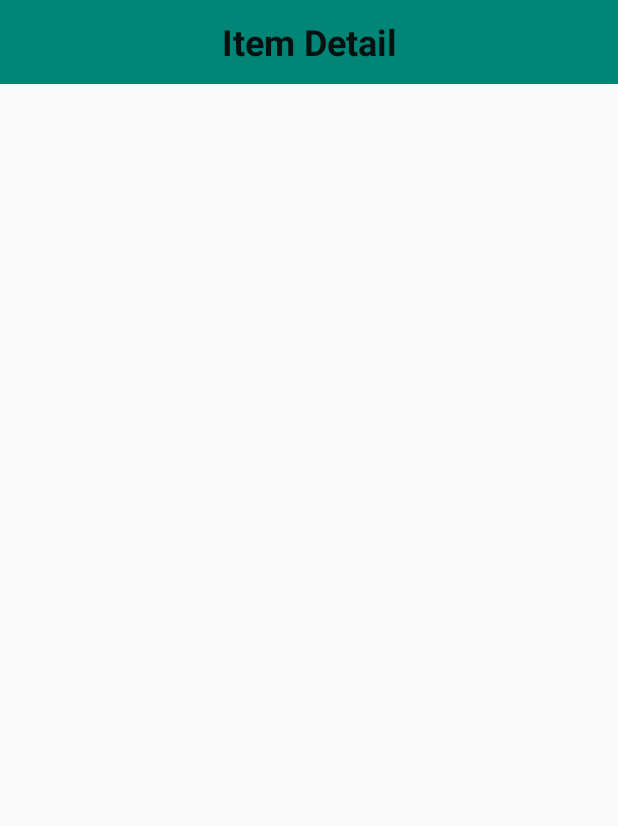
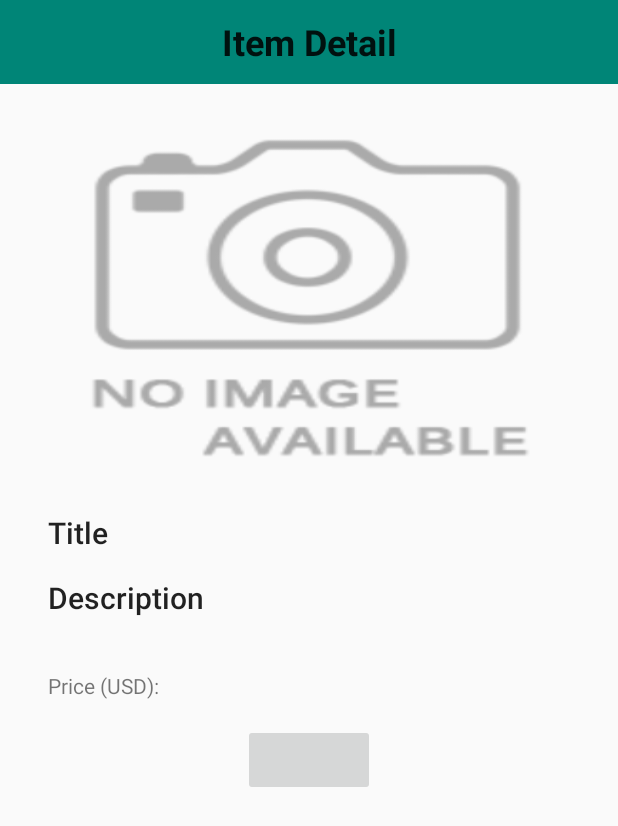
Before and after one commit to btandjaja/CapstoneProject, an Android app: the layout activity_item_detail.xml on its own in the app's theme, with its tools: preview values and no code run, on a phone screen of 412 x 824 dp. Shown: the top 826 px of the screen. Run offline under Robolectric (Android 15) with nearby library versions, the phone set to English and light mode, and no system bars.

```diff
--- a/app/src/main/AndroidManifest.xml
+++ b/app/src/main/AndroidManifest.xml
@@ -56,7 +56,9 @@
                 android:resource="@xml/file_paths" />
         </provider>
 
-        <activity android:name=".ItemDetailActivity"></activity>
+        <activity
+            android:name=".ItemDetailActivity"
+            android:parentActivityName=".ItemListActivity" />
     </application>
 
 </manifest>
--- a/app/src/main/res/layout/activity_item_detail.xml
+++ b/app/src/main/res/layout/activity_item_detail.xml
@@ -21,6 +21,7 @@
             app:layout_collapseMode="pin">
 
             <TextView
+                android:id="@+id/tv_title_place_holder"
                 style="@style/TextAppearance.AppCompat.Headline"
                 android:layout_width="wrap_content"
                 android:layout_height="wrap_content"
@@ -30,6 +31,6 @@
         </androidx.appcompat.widget.Toolbar>
     </com.google.android.material.appbar.AppBarLayout>
 
-
+    <include layout="@layout/content_item_detail" />
 
 </androidx.coordinatorlayout.widget.CoordinatorLayout>
--- /dev/null
+++ b/app/src/main/res/layout/content_item_detail.xml
@@ -0,0 +1,106 @@
+<?xml version="1.0" encoding="utf-8"?>
+<androidx.core.widget.NestedScrollView xmlns:android="http://schemas.android.com/apk/res/android"
+    xmlns:app="http://schemas.android.com/apk/res-auto"
+    xmlns:tools="http://schemas.android.com/tools"
+    android:layout_width="match_parent"
+    android:layout_height="match_parent"
+    app:layout_behavior="@string/appbar_scrolling_view_behavior">
+
+    <LinearLayout
+        android:layout_width="match_parent"
+        android:layout_height="wrap_content"
+        android:gravity="center"
+        android:orientation="vertical"
+        android:padding="16dp">
+
+        <com.buntorotandjaja.www.capstoneproject.ThreeTwoImageView
+            android:id="@+id/item_image_detail"
+            android:layout_width="match_parent"
+            android:layout_height="0dp"
+            android:contentDescription="@string/insert_image"
+            android:scaleType="fitXY"
+            android:src="@drawable/no_image_icon" />
+
+        <!-- item title-->
+        <LinearLayout
+            android:layout_width="match_parent"
+            android:layout_height="wrap_content"
+            android:layout_marginStart="@dimen/activity_margin_16dp"
+            android:layout_marginTop="@dimen/activity_margin_16dp"
+            android:layout_marginEnd="@dimen/activity_margin_16dp"
+            android:orientation="horizontal">
+
+            <TextView
+                style="@style/TextAppearance.AppCompat.Title"
+                android:layout_width="wrap_content"
+                android:layout_height="wrap_content"
+                android:layout_gravity="center_vertical"
+                android:text="@string/item_name" />
+
+            <TextView
+                android:id="@+id/tv_item_title"
+                android:layout_width="match_parent"
+                android:layout_height="wrap_content"
+                android:layout_gravity="center_vertical"
+                android:layout_marginStart="4dp"
+                android:maxLength="23"
+                tools:text="@string/item_name" />
+        </LinearLayout>
+
+        <!-- item description -->
+        <LinearLayout
+            android:layout_width="match_parent"
+            android:layout_height="wrap_content"
+            android:layout_marginStart="@dimen/activity_margin_16dp"
+            android:layout_marginTop="@dimen/activity_margin_16dp"
+            android:layout_marginEnd="@dimen/activity_margin_16dp"
+            android:orientation="vertical">
+
+            <TextView
+                style="@style/TextAppearance.AppCompat.Title"
+                android:layout_width="wrap_content"
+                android:layout_height="wrap_content"
+                android:text="@string/description" />
+
+            <TextView
+                android:id="@+id/tv_item_description"
+                android:layout_width="match_parent"
+                android:layout_height="wrap_content"
+                android:layout_marginStart="4dp"
+                android:gravity="top|start"
+                android:maxLength="@string/description_max_length"
+                android:minLines="1"
+                android:scrollbarAlwaysDrawVerticalTrack="true"
+                android:scrollbars="vertical"
+                tools:text="@string/description" />
+        </LinearLayout>
+
+        <LinearLayout
+            android:layout_width="match_parent"
+            android:layout_height="wrap_content"
+            android:layout_marginStart="@dimen/activity_margin_16dp"
+            android:layout_marginTop="@dimen/activity_margin_16dp"
+            android:layout_marginEnd="@dimen/activity_margin_16dp"
+            android:orientation="horizontal">
+
+            <TextView
+                android:layout_width="wrap_content"
+                android:layout_height="wrap_content"
+                android:text="@string/item_price" />
+
+            <TextView
+                android:id="@+id/tv_price"
+                android:layout_width="wrap_content"
+                android:layout_height="wrap_content"
+                android:maxLines="1" />
+        </LinearLayout>
+
+        <!-- confirm sell button, add to firebaseStore -->
+        <Button
+            android:id="@+id/button_placeholder"
+            style="@style/register_button"
+            android:layout_width="wrap_content"
+            android:layout_height="wrap_content"/>
+    </LinearLayout>
+
+</androidx.core.widget.NestedScrollView>
--- a/app/src/main/res/menu/menu.xml
+++ b/app/src/main/res/menu/menu.xml
@@ -1,10 +1,6 @@
 <?xml version="1.0" encoding="utf-8"?>
 <menu xmlns:android="http://schemas.android.com/apk/res/android"
     xmlns:app="http://schemas.android.com/apk/res-auto">
-    <item
-        android:id="@+id/menu_sold"
-        android:title="@string/menu_sold"
-        app:showAsAction="collapseActionView" />
     <item
         android:id="@+id/menu_sell"
         android:title="@string/menu_sell"
--- a/app/src/main/res/values/strings.xml
+++ b/app/src/main/res/values/strings.xml
@@ -56,7 +56,10 @@
 
     <string name="add_picture_or_camera_error">An error has occur</string>
 
+    <string name="item_sold">Sold</string>
     <string name="sell_button">Sell</string>
+    <string name="update_button">Update</string>
+    <string name="buy_button">Buy</string>
 
     <!-- add / retrieve data -->
     <string name="db_uploadInfo">uploadInfo</string>
```
Also changed, not shown: app/src/main/java/com/buntorotandjaja/www/capstoneproject/ItemDetailActivity.java (+125 -1 lines), app/src/main/java/com/buntorotandjaja/www/capstoneproject/ItemListActivity.java (+4 -3 lines), app/src/main/java/com/buntorotandjaja/www/capstoneproject/SellActivity.java (+9 -7 lines).
